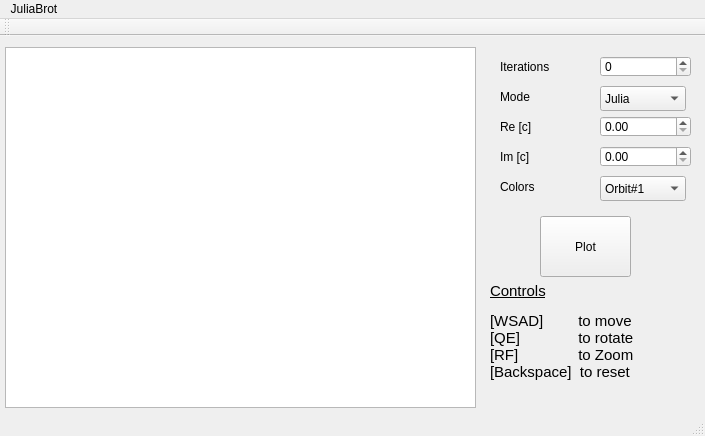
Old version of the form mainwindow.ui in the repository thejoggeli/juliabrot.
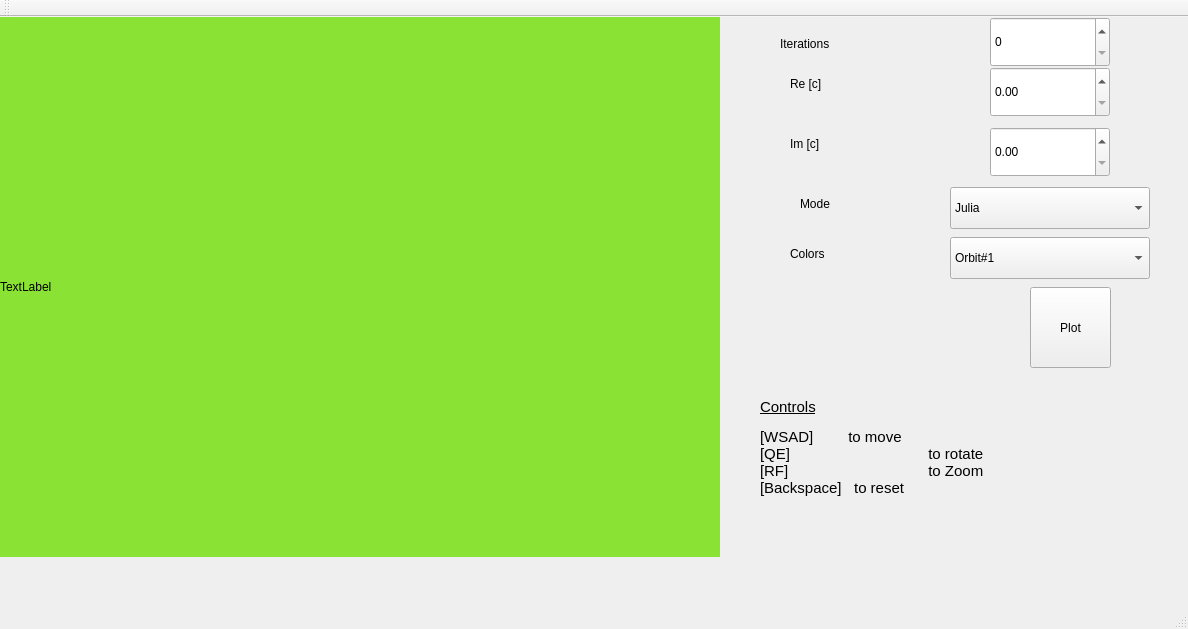
New version of the form.

What changed in the file:
```diff
--- a/mainwindow.ui
+++ b/mainwindow.ui
@@ -6,39 +6,23 @@
    <rect>
     <x>0</x>
     <y>0</y>
-    <width>705</width>
-    <height>436</height>
+    <width>1188</width>
+    <height>629</height>
    </rect>
   </property>
   <property name="windowTitle">
    <string>MainWindow</string>
   </property>
   <widget class="QWidget" name="centralWidget">
-   <widget class="QGraphicsView" name="graphicsView">
-    <property name="geometry">
-     <rect>
-      <x>5</x>
-      <y>11</y>
-      <width>471</width>
-      <height>361</height>
-     </rect>
-    </property>
-   </widget>
    <widget class="QLabel" name="label">
     <property name="geometry">
      <rect>
-      <x>500</x>
-      <y>20</y>
-      <width>71</width>
-      <height>21</height>
+      <x>780</x>
+      <y>10</y>
+      <width>128</width>
+      <height>34</height>
      </rect>
     </property>
-    <property name="maximumSize">
-     <size>
-      <width>230</width>
-      <height>30</height>
-     </size>
-    </property>
     <property name="text">
      <string>Iterations</string>
     </property>
@@ -46,10 +30,10 @@
    <widget class="QLabel" name="label_2">
     <property name="geometry">
      <rect>
-      <x>490</x>
-      <y>240</y>
-      <width>201</width>
-      <height>111</height>
+      <x>760</x>
+      <y>310</y>
+      <width>371</width>
+      <height>241</height>
      </rect>
     </property>
     <property name="maximumSize">
@@ -64,34 +48,28 @@
 p, li { white-space: pre-wrap; }
 &lt;/style&gt;&lt;/head&gt;&lt;body style=&quot; font-family:'Ubuntu'; font-size:11pt; font-weight:400; font-style:normal;&quot;&gt;
 &lt;p style=&quot; margin-top:12px; margin-bottom:12px; margin-left:0px; margin-right:0px; -qt-block-indent:0; text-indent:0px;&quot;&gt;&lt;span style=&quot; text-decoration: underline;&quot;&gt;Controls&lt;/span&gt;&lt;/p&gt;
-&lt;p style=&quot; margin-top:12px; margin-bottom:12px; margin-left:0px; margin-right:0px; -qt-block-indent:0; text-indent:0px;&quot;&gt;[WSAD] 	  to move&lt;br /&gt;[QE] 	  to rotate&lt;br /&gt;[RF] 	  to Zoom&lt;br /&gt;[Backspace]  to reset &lt;/p&gt;&lt;/body&gt;&lt;/html&gt;</string>
+&lt;p style=&quot; margin-top:12px; margin-bottom:12px; margin-left:0px; margin-right:0px; -qt-block-indent:0; text-indent:0px;&quot;&gt;[WSAD] 	  to move&lt;br /&gt;[QE] 	  	  to rotate&lt;br /&gt;[RF] 	 	  to Zoom&lt;br /&gt;[Backspace]   to reset &lt;/p&gt;&lt;/body&gt;&lt;/html&gt;</string>
     </property>
    </widget>
    <widget class="QSpinBox" name="spinBox">
     <property name="geometry">
      <rect>
-      <x>600</x>
-      <y>20</y>
-      <width>91</width>
-      <height>21</height>
+      <x>990</x>
+      <y>0</y>
+      <width>120</width>
+      <height>50</height>
      </rect>
     </property>
    </widget>
    <widget class="QLabel" name="label_3">
     <property name="geometry">
      <rect>
-      <x>500</x>
-      <y>50</y>
-      <width>71</width>
-      <height>21</height>
+      <x>800</x>
+      <y>170</y>
+      <width>76</width>
+      <height>34</height>
      </rect>
     </property>
-    <property name="maximumSize">
-     <size>
-      <width>230</width>
-      <height>30</height>
-     </size>
-    </property>
     <property name="text">
      <string>Mode</string>
     </property>
@@ -99,18 +77,12 @@
    <widget class="QLabel" name="label_4">
     <property name="geometry">
      <rect>
-      <x>500</x>
-      <y>80</y>
-      <width>71</width>
-      <height>21</height>
+      <x>790</x>
+      <y>50</y>
+      <width>73</width>
+      <height>34</height>
      </rect>
     </property>
-    <property name="maximumSize">
-     <size>
-      <width>230</width>
-      <height>30</height>
-     </size>
-    </property>
     <property name="text">
      <string>Re [c]</string>
     </property>
@@ -118,18 +90,12 @@
    <widget class="QLabel" name="label_5">
     <property name="geometry">
      <rect>
-      <x>500</x>
+      <x>790</x>
       <y>110</y>
-      <width>71</width>
-      <height>21</height>
+      <width>72</width>
+      <height>34</height>
      </rect>
     </property>
-    <property name="maximumSize">
-     <size>
-      <width>230</width>
-      <height>30</height>
-     </size>
-    </property>
     <property name="text">
      <string>Im [c]</string>
     </property>
@@ -137,18 +103,12 @@
    <widget class="QLabel" name="label_6">
     <property name="geometry">
      <rect>
-      <x>500</x>
-      <y>140</y>
-      <width>71</width>
-      <height>21</height>
+      <x>790</x>
+      <y>220</y>
+      <width>84</width>
+      <height>34</height>
      </rect>
     </property>
-    <property name="maximumSize">
-     <size>
-      <width>230</width>
-      <height>30</height>
-     </size>
-    </property>
     <property name="text">
      <string>Colors</string>
     </property>
@@ -156,30 +116,30 @@
    <widget class="QDoubleSpinBox" name="doubleSpinBox_2">
     <property name="geometry">
      <rect>
-      <x>600</x>
+      <x>990</x>
       <y>110</y>
-      <width>91</width>
-      <height>21</height>
+      <width>120</width>
+      <height>50</height>
      </rect>
     </property>
    </widget>
    <widget class="QDoubleSpinBox" name="doubleSpinBox_3">
     <property name="geometry">
      <rect>
-      <x>600</x>
-      <y>80</y>
-      <width>91</width>
-      <height>21</height>
+      <x>990</x>
+      <y>50</y>
+      <width>120</width>
+      <height>50</height>
      </rect>
     </property>
    </widget>
    <widget class="QComboBox" name="comboBox">
     <property name="geometry">
      <rect>
-      <x>600</x>
-      <y>50</y>
-      <width>86</width>
-      <height>25</height>
+      <x>950</x>
+      <y>170</y>
+      <width>200</width>
+      <height>42</height>
      </rect>
     </property>
     <item>
@@ -196,10 +156,10 @@
    <widget class="QComboBox" name="comboBox_2">
     <property name="geometry">
      <rect>
-      <x>600</x>
-      <y>140</y>
-      <width>86</width>
-      <height>25</height>
+      <x>950</x>
+      <y>220</y>
+      <width>200</width>
+      <height>42</height>
      </rect>
     </property>
     <item>
@@ -216,32 +176,529 @@
    <widget class="QPushButton" name="pushButton">
     <property name="geometry">
      <rect>
-      <x>540</x>
-      <y>180</y>
-      <width>91</width>
-      <height>61</height>
+      <x>1030</x>
+      <y>270</y>
+      <width>81</width>
+      <height>81</height>
      </rect>
     </property>
     <property name="text">
      <string>Plot</string>
     </property>
    </widget>
-  </widget>
-  <widget class="QMenuBar" name="menuBar">
-   <property name="geometry">
-    <rect>
-     <x>0</x>
-     <y>0</y>
-     <width>705</width>
-     <height>22</height>
-    </rect>
-   </property>
-   <widget class="QMenu" name="menuJuliaBrot">
-    <property name="title">
-     <string>JuliaBrot</string>
+   <widget class="QLabel" name="label_7">
+    <property name="geometry">
+     <rect>
+      <x>0</x>
+      <y>0</y>
+      <width>720</width>
+      <height>540</height>
+     </rect>
+    </property>
+    <property name="minimumSize">
+     <size>
+      <width>720</width>
+      <height>540</height>
+     </size>
+    </property>
+    <property name="maximumSize">
+     <size>
+      <width>720</width>
+      <height>540</height>
+     </size>
+    </property>
+    <property name="palette">
+     <palette>
+      <active>
+       <colorrole role="WindowText">
+        <brush brushstyle="SolidPattern">
+         <color alpha="255">
+          <red>0</red>
+          <green>0</green>
+          <blue>0</blue>
+         </color>
+        </brush>
+       </colorrole>
+       <colorrole role="Button">
+        <brush brushstyle="SolidPattern">
+         <color alpha="255">
+          <red>138</red>
+          <green>226</green>
+          <blue>52</blue>
+         </color>
+        </brush>
+       </colorrole>
+       <colorrole role="Light">
+        <brush brushstyle="SolidPattern">
+         <color alpha="255">
+          <red>198</red>
+          <green>255</green>
+          <blue>143</blue>
+         </color>
+        </brush>
+       </colorrole>
+       <colorrole role="Midlight">
+        <brush brushstyle="SolidPattern">
+         <color alpha="255">
+          <red>168</red>
+          <green>240</green>
+          <blue>97</blue>
+         </color>
+        </brush>
+       </colorrole>
+       <colorrole role="Dark">
+        <brush brushstyle="SolidPattern">
+         <color alpha="255">
+          <red>69</red>
+          <green>113</green>
+          <blue>26</blue>
+         </color>
+        </brush>
+       </colorrole>
+       <colorrole role="Mid">
+        <brush brushstyle="SolidPattern">
+         <color alpha="255">
+          <red>92</red>
+          <green>151</green>
+          <blue>34</blue>
+         </color>
+        </brush>
+       </colorrole>
+       <colorrole role="Text">
+        <brush brushstyle="SolidPattern">
+         <color alpha="255">
+          <red>0</red>
+          <green>0</green>
+          <blue>0</blue>
+         </color>
+        </brush>
+       </colorrole>
+       <colorrole role="BrightText">
+        <brush brushstyle="SolidPattern">
+         <color alpha="255">
+          <red>255</red>
+          <green>255</green>
+          <blue>255</blue>
+         </color>
+        </brush>
+       </colorrole>
+       <colorrole role="ButtonText">
+        <brush brushstyle="SolidPattern">
+         <color alpha="255">
+          <red>0</red>
+          <green>0</green>
+          <blue>0</blue>
+         </color>
+        </brush>
+       </colorrole>
+       <colorrole role="Base">
+        <brush brushstyle="SolidPattern">
+         <color alpha="255">
+          <red>252</red>
+          <green>233</green>
+          <blue>79</blue>
+         </color>
+        </brush>
+       </colorrole>
+       <colorrole role="Window">
+        <brush brushstyle="SolidPattern">
+         <color alpha="255">
+          <red>138</red>
+          <green>226</green>
+          <blue>52</blue>
+         </color>
+        </brush>
+       </colorrole>
+       <colorrole role="Shadow">
+        <brush brushstyle="SolidPattern">
+         <color alpha="255">
+          <red>0</red>
+          <green>0</green>
+          <blue>0</blue>
+         </color>
+        </brush>
+       </colorrole>
+       <colorrole role="AlternateBase">
+        <brush brushstyle="SolidPattern">
+         <color alpha="255">
+          <red>196</red>
+          <green>240</green>
+          <blue>153</blue>
+         </color>
+        </brush>
+       </colorrole>
+       <colorrole role="NoRole">
+        <brush brushstyle="SolidPattern">
+         <color alpha="255">
+          <red>233</red>
+          <green>185</green>
+          <blue>110</blue>
+         </color>
+        </brush>
+       </colorrole>
+       <colorrole role="ToolTipBase">
+        <brush brushstyle="SolidPattern">
+         <color alpha="255">
+          <red>255</red>
+          <green>255</green>
+          <blue>220</blue>
+         </color>
+        </brush>
+       </colorrole>
+       <colorrole role="ToolTipText">
+        <brush brushstyle="SolidPattern">
+         <color alpha="255">
+          <red>0</red>
+          <green>0</green>
+          <blue>0</blue>
+         </color>
+        </brush>
+       </colorrole>
+       <colorrole role="PlaceholderText">
+        <brush brushstyle="SolidPattern">
+         <color alpha="128">
+          <red>0</red>
+          <green>0</green>
+          <blue>0</blue>
+         </color>
+        </brush>
+       </colorrole>
+      </active>
+      <inactive>
+       <colorrole role="WindowText">
+        <brush brushstyle="SolidPattern">
+         <color alpha="255">
+          <red>0</red>
+          <green>0</green>
+          <blue>0</blue>
+         </color>
+        </brush>
+       </colorrole>
+       <colorrole role="Button">
+        <brush brushstyle="SolidPattern">
+         <color alpha="255">
+          <red>138</red>
+          <green>226</green>
+          <blue>52</blue>
+         </color>
+        </brush>
+       </colorrole>
+       <colorrole role="Light">
+        <brush brushstyle="SolidPattern">
+         <color alpha="255">
+          <red>198</red>
+          <green>255</green>
+          <blue>143</blue>
+         </color>
+        </brush>
+       </colorrole>
+       <colorrole role="Midlight">
+        <brush brushstyle="SolidPattern">
+         <color alpha="255">
+          <red>168</red>
+          <green>240</green>
+          <blue>97</blue>
+         </color>
+        </brush>
+       </colorrole>
+       <colorrole role="Dark">
+        <brush brushstyle="SolidPattern">
+         <color alpha="255">
+          <red>69</red>
+          <green>113</green>
+          <blue>26</blue>
+         </color>
+        </brush>
+       </colorrole>
+       <colorrole role="Mid">
+        <brush brushstyle="SolidPattern">
+         <color alpha="255">
+          <red>92</red>
+          <green>151</green>
+          <blue>34</blue>
+         </color>
+        </brush>
+       </colorrole>
+       <colorrole role="Text">
+        <brush brushstyle="SolidPattern">
+         <color alpha="255">
+          <red>0</red>
+          <green>0</green>
+          <blue>0</blue>
+         </color>
+        </brush>
+       </colorrole>
+       <colorrole role="BrightText">
+        <brush brushstyle="SolidPattern">
+         <color alpha="255">
+          <red>255</red>
+          <green>255</green>
+          <blue>255</blue>
+         </color>
+        </brush>
+       </colorrole>
+       <colorrole role="ButtonText">
+        <brush brushstyle="SolidPattern">
+         <color alpha="255">
+          <red>0</red>
+          <green>0</green>
+          <blue>0</blue>
+         </color>
+        </brush>
+       </colorrole>
+       <colorrole role="Base">
+        <brush brushstyle="SolidPattern">
+         <color alpha="255">
+          <red>252</red>
+          <green>233</green>
+          <blue>79</blue>
+         </color>
+        </brush>
+       </colorrole>
+       <colorrole role="Window">
+        <brush brushstyle="SolidPattern">
+         <color alpha="255">
+          <red>138</red>
+          <green>226</green>
+          <blue>52</blue>
+         </color>
+        </brush>
+       </colorrole>
+       <colorrole role="Shadow">
+        <brush brushstyle="SolidPattern">
+         <color alpha="255">
+          <red>0</red>
+          <green>0</green>
+          <blue>0</blue>
+         </color>
+        </brush>
+       </colorrole>
+       <colorrole role="AlternateBase">
+        <brush brushstyle="SolidPattern">
+         <color alpha="255">
+          <red>196</red>
+          <green>240</green>
+          <blue>153</blue>
+         </color>
+        </brush>
+       </colorrole>
+       <colorrole role="NoRole">
+        <brush brushstyle="SolidPattern">
+         <color alpha="255">
+          <red>233</red>
+          <green>185</green>
+          <blue>110</blue>
+         </color>
+        </brush>
+       </colorrole>
+       <colorrole role="ToolTipBase">
+        <brush brushstyle="SolidPattern">
+         <color alpha="255">
+          <red>255</red>
+          <green>255</green>
+          <blue>220</blue>
+         </color>
+        </brush>
+       </colorrole>
+       <colorrole role="ToolTipText">
+        <brush brushstyle="SolidPattern">
+         <color alpha="255">
+          <red>0</red>
+          <green>0</green>
+          <blue>0</blue>
+         </color>
+        </brush>
+       </colorrole>
+       <colorrole role="PlaceholderText">
+        <brush brushstyle="SolidPattern">
+         <color alpha="128">
+          <red>0</red>
+          <green>0</green>
+          <blue>0</blue>
+         </color>
+        </brush>
+       </colorrole>
+      </inactive>
+      <disabled>
+       <colorrole role="WindowText">
+        <brush brushstyle="SolidPattern">
+         <color alpha="255">
+          <red>69</red>
+          <green>113</green>
+          <blue>26</blue>
+         </color>
+        </brush>
+       </colorrole>
+       <colorrole role="Button">
+        <brush brushstyle="SolidPattern">
+         <color alpha="255">
+          <red>138</red>
+          <green>226</green>
+          <blue>52</blue>
+         </color>
+        </brush>
+       </colorrole>
+       <colorrole role="Light">
+        <brush brushstyle="SolidPattern">
+         <color alpha="255">
+          <red>198</red>
+          <green>255</green>
+          <blue>143</blue>
+         </color>
+        </brush>
+       </colorrole>
+       <colorrole role="Midlight">
+        <brush brushstyle="SolidPattern">
+         <color alpha="255">
+          <red>168</red>
+          <green>240</green>
+          <blue>97</blue>
+         </color>
+        </brush>
+       </colorrole>
+       <colorrole role="Dark">
+        <brush brushstyle="SolidPattern">
+         <color alpha="255">
+          <red>69</red>
+          <green>113</green>
+          <blue>26</blue>
+         </color>
+        </brush>
+       </colorrole>
+       <colorrole role="Mid">
+        <brush brushstyle="SolidPattern">
+         <color alpha="255">
+          <red>92</red>
+          <green>151</green>
+          <blue>34</blue>
+         </color>
+        </brush>
+       </colorrole>
+       <colorrole role="Text">
+        <brush brushstyle="SolidPattern">
+         <color alpha="255">
+          <red>69</red>
+          <green>113</green>
+          <blue>26</blue>
+         </color>
+        </brush>
+       </colorrole>
+       <colorrole role="BrightText">
+        <brush brushstyle="SolidPattern">
+         <color alpha="255">
+          <red>255</red>
+          <green>255</green>
+          <blue>255</blue>
+         </color>
+        </brush>
+       </colorrole>
+       <colorrole role="ButtonText">
+        <brush brushstyle="SolidPattern">
+         <color alpha="255">
+          <red>69</red>
+          <green>113</green>
+          <blue>26</blue>
+         </color>
+        </brush>
+       </colorrole>
+       <colorrole role="Base">
+        <brush brushstyle="SolidPattern">
+         <color alpha="255">
+          <red>138</red>
+          <green>226</green>
+          <blue>52</blue>
+         </color>
+        </brush>
+       </colorrole>
+       <colorrole role="Window">
+        <brush brushstyle="SolidPattern">
+         <color alpha="255">
+          <red>138</red>
+          <green>226</green>
+          <blue>52</blue>
+         </color>
+        </brush>
+       </colorrole>
+       <colorrole role="Shadow">
+        <brush brushstyle="SolidPattern">
+         <color alpha="255">
+          <red>0</red>
+          <green>0</green>
+          <blue>0</blue>
+         </color>
+        </brush>
+       </colorrole>
+       <colorrole role="AlternateBase">
+        <brush brushstyle="SolidPattern">
+         <color alpha="255">
+          <red>138</red>
+          <green>226</green>
+          <blue>52</blue>
+         </color>
+        </brush>
+       </colorrole>
+       <colorrole role="NoRole">
+        <brush brushstyle="SolidPattern">
+         <color alpha="255">
+          <red>233</red>
+          <green>185</green>
+          <blue>110</blue>
+         </color>
+        </brush>
+       </colorrole>
+       <colorrole role="ToolTipBase">
+        <brush brushstyle="SolidPattern">
+         <color alpha="255">
+          <red>255</red>
+          <green>255</green>
+          <blue>220</blue>
+         </color>
+        </brush>
+       </colorrole>
+       <colorrole role="ToolTipText">
+        <brush brushstyle="SolidPattern">
+         <color alpha="255">
+          <red>0</red>
+          <green>0</green>
+          <blue>0</blue>
+         </color>
+        </brush>
+       </colorrole>
+       <colorrole role="PlaceholderText">
+        <brush brushstyle="SolidPattern">
+         <color alpha="128">
+          <red>0</red>
+          <green>0</green>
+          <blue>0</blue>
+         </color>
+        </brush>
+       </colorrole>
+      </disabled>
+     </palette>
+    </property>
+    <property name="focusPolicy">
+     <enum>Qt::ClickFocus</enum>
+    </property>
+    <property name="autoFillBackground">
+     <bool>true</bool>
+    </property>
+    <property name="text">
+     <string>TextLabel</string>
     </property>
    </widget>
-   <addaction name="menuJuliaBrot"/>
+   <zorder>spinBox</zorder>
+   <zorder>label</zorder>
+   <zorder>label_2</zorder>
+   <zorder>label_3</zorder>
+   <zorder>label_4</zorder>
+   <zorder>label_5</zorder>
+   <zorder>label_6</zorder>
+   <zorder>doubleSpinBox_2</zorder>
+   <zorder>doubleSpinBox_3</zorder>
+   <zorder>comboBox</zorder>
+   <zorder>comboBox_2</zorder>
+   <zorder>pushButton</zorder>
+   <zorder>label_7</zorder>
   </widget>
   <widget class="QToolBar" name="mainToolBar">
    <attribute name="toolBarArea">
```
